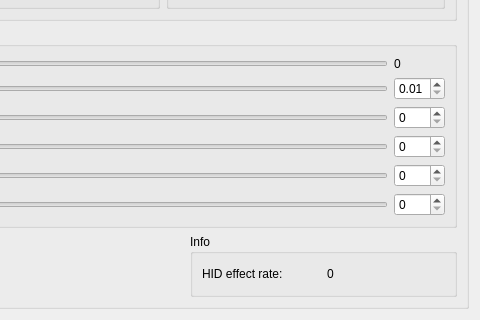
The window that res/ffbclass.ui (Ultrawipf/OpenFFBoard-configurator) describes before a commit, drawn with Qt 5; both pictures show x 379 to 859 and y 123 to 443 of the 859 by 443 pixel window.
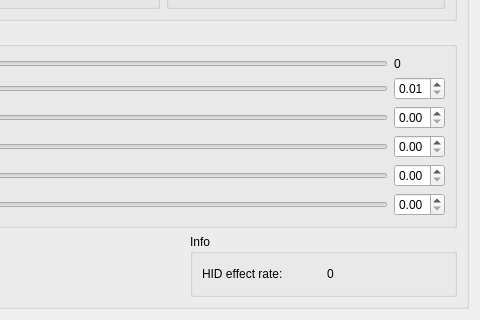
The same window after the commit.

Commit message: FFB UI slider scaling

The edit to the form file:
```diff
--- a/res/ffbclass.ui
+++ b/res/ffbclass.ui
@@ -346,32 +346,6 @@
            </property>
           </widget>
          </item>
-         <item row="2" column="2">
-          <widget class="QSpinBox" name="spinBox_spring">
-           <property name="suffix">
-            <string/>
-           </property>
-           <property name="prefix">
-            <string/>
-           </property>
-           <property name="maximum">
-            <number>255</number>
-           </property>
-          </widget>
-         </item>
-         <item row="3" column="2">
-          <widget class="QSpinBox" name="spinBox_damper">
-           <property name="suffix">
-            <string/>
-           </property>
-           <property name="prefix">
-            <string/>
-           </property>
-           <property name="maximum">
-            <number>255</number>
-           </property>
-          </widget>
-         </item>
          <item row="5" column="1">
           <widget class="QSlider" name="horizontalSlider_inertia">
            <property name="toolTip">
@@ -423,32 +397,6 @@
            </property>
           </widget>
          </item>
-         <item row="4" column="2">
-          <widget class="QSpinBox" name="spinBox_friction">
-           <property name="suffix">
-            <string/>
-           </property>
-           <property name="prefix">
-            <string/>
-           </property>
-           <property name="maximum">
-            <number>255</number>
-           </property>
-          </widget>
-         </item>
-         <item row="5" column="2">
-          <widget class="QSpinBox" name="spinBox_inertia">
-           <property name="suffix">
-            <string/>
-           </property>
-           <property name="prefix">
-            <string/>
-           </property>
-           <property name="maximum">
-            <number>255</number>
-           </property>
-          </widget>
-         </item>
          <item row="1" column="1">
           <widget class="QSlider" name="horizontalSlider_CFq">
            <property name="minimum">
@@ -488,6 +436,49 @@
            </property>
           </widget>
          </item>
+         <item row="2" column="2">
+          <widget class="QDoubleSpinBox" name="doubleSpinBox_spring">
+           <property name="decimals">
+            <number>2</number>
+           </property>
+           <property name="maximum">
+            <double>4.000000000000000</double>
+           </property>
+           <property name="singleStep">
+            <double>0.010000000000000</double>
+           </property>
+          </widget>
+         </item>
+         <item row="3" column="2">
+          <widget class="QDoubleSpinBox" name="doubleSpinBox_damper">
+           <property name="maximum">
+            <double>2.000000000000000</double>
+           </property>
+           <property name="singleStep">
+            <double>0.010000000000000</double>
+           </property>
+          </widget>
+         </item>
+         <item row="4" column="2">
+          <widget class="QDoubleSpinBox" name="doubleSpinBox_friction">
+           <property name="maximum">
+            <double>2.000000000000000</double>
+           </property>
+           <property name="singleStep">
+            <double>0.010000000000000</double>
+           </property>
+          </widget>
+         </item>
+         <item row="5" column="2">
+          <widget class="QDoubleSpinBox" name="doubleSpinBox_inertia">
+           <property name="maximum">
+            <double>2.000000000000000</double>
+           </property>
+           <property name="singleStep">
+            <double>0.010000000000000</double>
+           </property>
+          </widget>
+         </item>
         </layout>
        </widget>
       </item>
```
Left out of the diff: 131 changed lines with no effect on the pictures. The commit also changes 1 other file.
